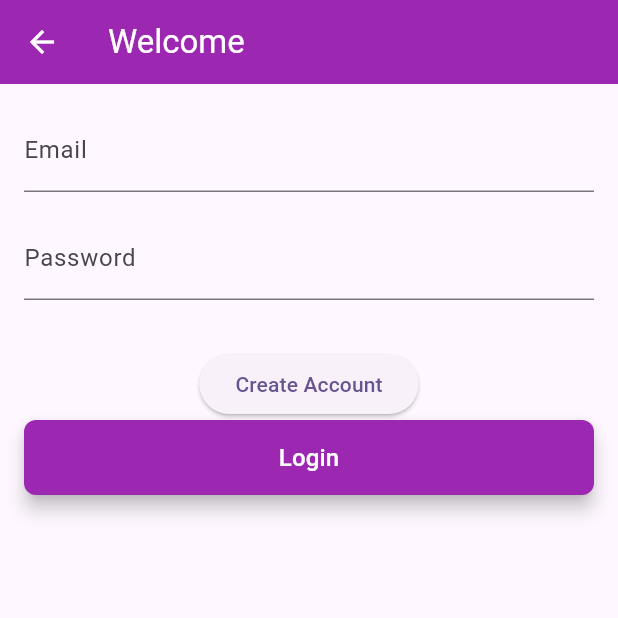
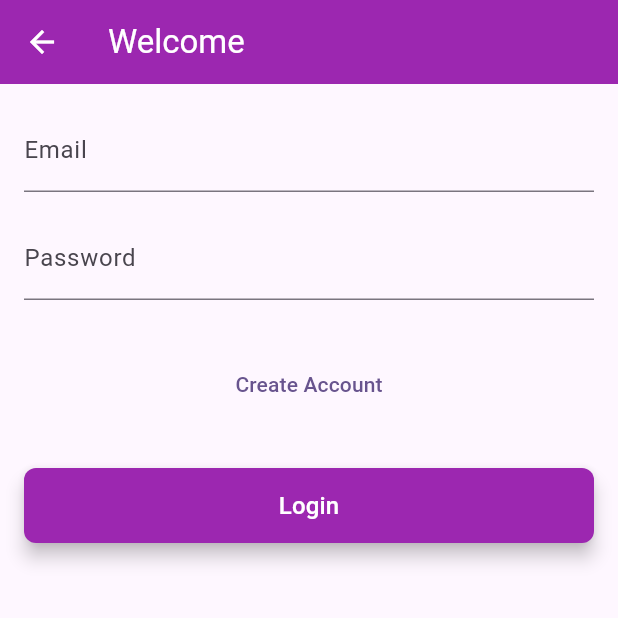
Before and after one commit to alexrodrigues/Safemind, a Flutter app: the screen it shows after launch, on a phone screen of 412 x 824 dp, the top half of it. Run offline on Flutter 3.47's test engine with Material 3 defaults, Android fonts, the phone set to English and light mode, and no system bars; network calls fail.

Commit message:
adjusting ui

```diff
--- a/lib/screens/login_screen.dart
+++ b/lib/screens/login_screen.dart
@@ -47,7 +47,7 @@ class _LoginScreenState extends State<LoginScreen> {
             children: [
               TextFormField(
                 controller: _emailController,
-                decoration: InputDecoration(
+                decoration: const InputDecoration(
                   labelText: 'Email',
                 ),
                 keyboardType: TextInputType.emailAddress,
@@ -61,10 +61,10 @@ class _LoginScreenState extends State<LoginScreen> {
                   return null;
                 },
               ),
-              SizedBox(height: 16),
+              const SizedBox(height: 16),
               TextFormField(
                 controller: _passwordController,
-                decoration: InputDecoration(
+                decoration: const InputDecoration(
                   labelText: 'Password',
                 ),
                 obscureText: true,
@@ -75,11 +75,12 @@ class _LoginScreenState extends State<LoginScreen> {
                   return null;
                 },
               ),
-              SizedBox(height: 32),
-              ElevatedButton(
+              const SizedBox(height: 32),
+              TextButton(
                 onPressed: _createAccount,
                 child: Text('Create Account'),
               ),
+              const SizedBox(height: 32),
               SfPrimaryButton(
                 "Login",
                 _login,
```
Also changed, not shown: pubspec.lock.
